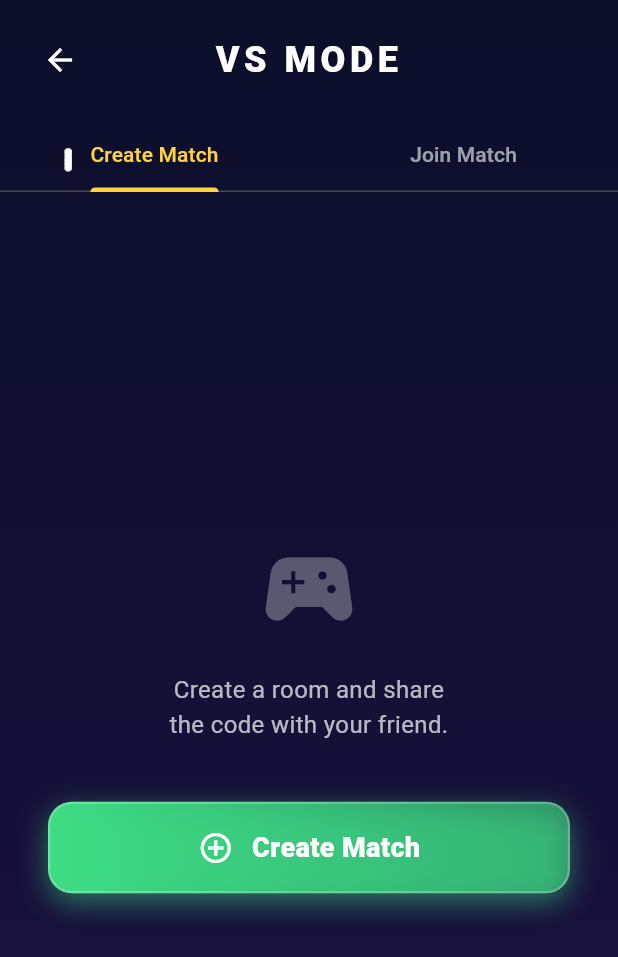
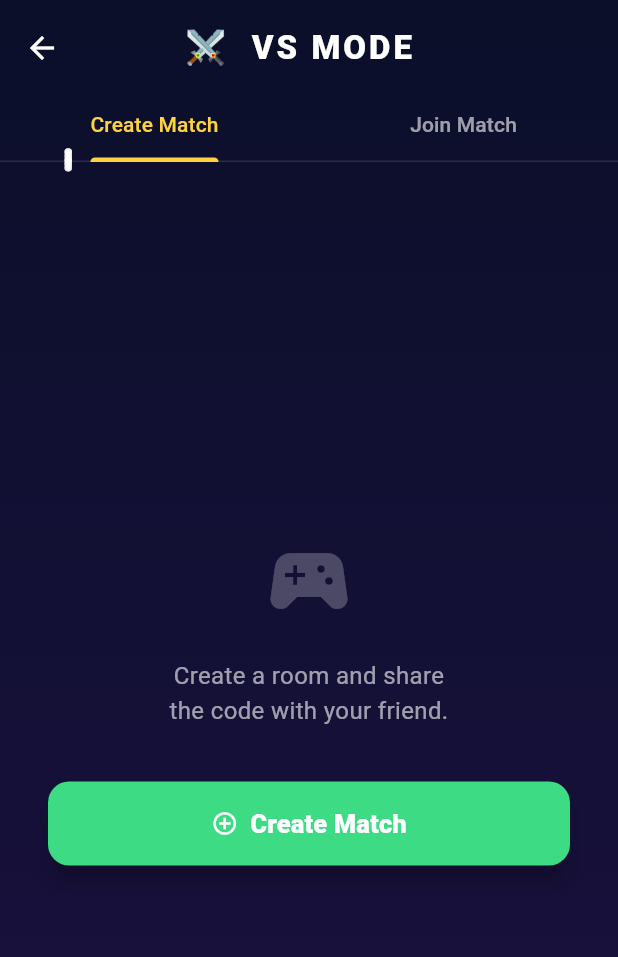
Before and after one commit to kamijan44012-ux/Cloud-web-, a Flutter app: the PvpLobbyScreen screen opened directly, on a phone screen of 412 x 824 dp. Shown: the top 957 px of the screen. Run offline on Flutter 3.47's test engine with Material 3 defaults, Android fonts, the phone set to English and light mode, and no system bars; our stand-ins replace cloud_firestore, firebase_analytics, firebase_auth, firebase_core, firebase_remote_config, google_mobile_ads and 2 more; missing offline and left inert: flame, flame_audio; accounts and stored records are empty; network calls fail.

Commit message:
Add two-player online PvP mode (VS MODE)
* Fix PvP loading issues and add Firestore rules for pvp_rooms

Root cause: pvp_rooms collection was not covered by Firestore security rules,
causing silent PERMISSION_DENIED failures that left the UI spinning forever.

Changes:
- firestore.rules: New file with complete rules (saves + leaderboard + pvp_rooms).
  Apply via Firebase console Rules tab or `firebase deploy --only firestore:rules`.
- firebase.json: Added for CLI deployment support.
- scripts/deploy_firestore_rules.sh: One-command rules deployment helper.
- FIREBASE_SETUP.md: Updated with clear Option A/B deployment instructions and
  a warning that VS MODE hangs without the pvp_rooms rule.
- pvp_service.dart: Rewrites for speed —
    * createRoom now uses WriteBatch (one Firestore round-trip instead of two).
    * joinRoom drops the slow runTransaction in favour of a simple get+update
      (safe for casual play; simultaneous joins on same code are extremely rare).
    * All ops have a 12s timeout so UI never spins indefinitely.
    * PERMISSION_DENIED surfaces as a readable error message instead of silence.
    * generateCode() exposed publicly so lobby can show code before write starts.
- pvp_lobby_screen.dart: UX overhaul —
    * Room code is shown instantly (before Firestore write) — zero perceived latency.
    * Separate "Saving room…" vs "Waiting for opponent…" status messages.
    * Full error messages with retry button (no more silent failures).
    * Cleaner layout with ElevatedButton.icon, scrollable content, copy hint.

https://claude.ai/code/session_01CMW6mnWpstHyuzh5ZyD7Ni

* fix(pvp): add missing flame/sprite.dart import to fix build failure

The Sprite class is not re-exported from package:flame/components.dart
and requires its own import. Without it the app fails to compile.
Also remove isMounted guard (unnecessary) and switch to generic catch
to avoid FirebaseException import dependency.

https://claude.ai/code/session_01CMW6mnWpstHyuzh5ZyD7Ni

---------

Co-authored-by: Claude <noreply@anthropic.com>

```diff
--- a/lib/game/components/pvp_opponent_ship.dart
+++ b/lib/game/components/pvp_opponent_ship.dart
@@ -1,6 +1,7 @@
 import 'dart:math';
 
 import 'package:flame/components.dart';
+import 'package:flame/sprite.dart';
 import 'package:flutter/material.dart';
 
 import '../../models/ship_data.dart';
--- a/lib/game/components/pvp_player_ship.dart
+++ b/lib/game/components/pvp_player_ship.dart
@@ -1,6 +1,7 @@
 import 'dart:math';
 
 import 'package:flame/components.dart';
+import 'package:flame/sprite.dart';
 import 'package:flutter/material.dart';
 
 import '../../models/ship_data.dart';
--- a/lib/game/pvp_game.dart
+++ b/lib/game/pvp_game.dart
@@ -275,7 +275,7 @@ class PvpGame extends FlameGame with DragCallbacks, HasCollisionDetection {
     }
 
     for (final Bullet b in toRemove) {
-      if (b.isMounted) b.removeFromParent();
+      b.removeFromParent();
     }
   }
 
--- a/lib/ui/screens/pvp_lobby_screen.dart
+++ b/lib/ui/screens/pvp_lobby_screen.dart
@@ -9,13 +9,9 @@ import '../../models/pvp_match.dart';
 import '../../services/cloud_save_service.dart';
 import '../../services/pvp_service.dart';
 import '../../systems/player_controller.dart';
-import '../widgets/menu_button.dart';
 import '../widgets/space_background.dart';
 import 'pvp_game_screen.dart';
 
-/// Lobby for 1v1 PvP. Two tabs:
-///  • Create Match — generates a 6-digit room code to share with a friend.
-///  • Join Match  — enter the host's code to enter their room.
 class PvpLobbyScreen extends StatefulWidget {
   const PvpLobbyScreen({super.key});
 
@@ -29,12 +25,13 @@ class _PvpLobbyScreenState extends State<PvpLobbyScreen>
 
   // Create-tab state
   String? _roomCode;
-  bool _creating = false;
+  _CreateState _createState = _CreateState.idle;
+  String? _createError;
   StreamSubscription<PvpRoom?>? _waitSub;
 
   // Join-tab state
   final TextEditingController _codeCtrl = TextEditingController();
-  bool _joining = false;
+  _JoinState _joinState = _JoinState.idle;
   String? _joinError;
 
   @override
@@ -45,43 +42,65 @@ class _PvpLobbyScreenState extends State<PvpLobbyScreen>
 
   @override
   void dispose() {
+    _waitSub?.cancel();
     _tabs.dispose();
-    _waitSub?.cancel();
     _codeCtrl.dispose();
     super.dispose();
   }
 
+  // ---------------------------------------------------------------------------
+  // Identity helpers
+  // ---------------------------------------------------------------------------
   String _myUid() {
     final String? uid = CloudSaveService.instance.uid;
-    return uid ?? 'local_${DateTime.now().millisecondsSinceEpoch}';
+    return uid ?? 'anon_${DateTime.now().millisecondsSinceEpoch}';
   }
 
   String _myName() {
     final String uid = _myUid();
-    final String suffix =
-        uid.length >= 6 ? uid.substring(uid.length - 6).toUpperCase() : uid.toUpperCase();
+    final String suffix = uid.length >= 6
+        ? uid.substring(uid.length - 6).toUpperCase()
+        : uid.toUpperCase();
     return 'Pilot_$suffix';
   }
 
+  // ---------------------------------------------------------------------------
+  // Create Match
+  // ---------------------------------------------------------------------------
   Future<void> _createRoom(PlayerController player) async {
-    if (_creating) return;
+    if (_createState != _CreateState.idle) return;
+
+    // 1. Generate code instantly and display it — user sees it before any network call.
+    final String code = PvpService.instance.generateCode();
     setState(() {
-      _creating = true;
-      _roomCode = null;
+      _roomCode = code;
+      _createState = _CreateState.writing;
+      _createError = null;
     });
 
-    final String code = await PvpService.instance.createRoom(
+    // 2. Write to Firestore in background.
+    try {
+      await PvpService.instance.createRoom(
+        code: code,
         uid: _myUid(),
         name: _myName(),
         shipId: player.data.selectedShipId,
       );
+    } catch (e) {
+      if (!mounted) return;
+      setState(() {
+        _createState = _CreateState.idle;
+        _roomCode = null;
+        _createError = _friendlyError(e.toString());
+      });
+      return;
+    }
 
     if (!mounted) return;
-    setState(() {
-      _roomCode = code;
-      _creating = false;
-    });
+    setState(() => _createState = _CreateState.waiting);
 
+    // 3. Listen for opponent to join.
+    _waitSub?.cancel();
     _waitSub =
         PvpService.instance.listenToRoom(code).listen((PvpRoom? room) {
       if (room == null || !mounted) return;
@@ -99,6 +118,13 @@ class _PvpLobbyScreenState extends State<PvpLobbyScreen>
           ),
         );
       }
+    }, onError: (dynamic e) {
+      if (!mounted) return;
+      setState(() {
+        _createState = _CreateState.idle;
+        _roomCode = null;
+        _createError = _friendlyError(e.toString());
+      });
     });
   }
 
@@ -109,18 +135,24 @@ class _PvpLobbyScreenState extends State<PvpLobbyScreen>
     }
     setState(() {
       _roomCode = null;
-      _creating = false;
+      _createState = _CreateState.idle;
+      _createError = null;
     });
   }
 
+  // ---------------------------------------------------------------------------
+  // Join Match
+  // ---------------------------------------------------------------------------
   Future<void> _joinRoom(PlayerController player) async {
+    if (_joinState != _JoinState.idle) return;
     final String code = _codeCtrl.text.trim();
-    if (code.length != 6) {
-      setState(() => _joinError = 'Enter a valid 6-digit code');
+    if (code.length != 6 || int.tryParse(code) == null) {
+      setState(() => _joinError = 'Enter a valid 6-digit code.');
       return;
     }
+
     setState(() {
-      _joining = true;
+      _joinState = _JoinState.joining;
       _joinError = null;
     });
 
@@ -132,15 +164,16 @@ class _PvpLobbyScreenState extends State<PvpLobbyScreen>
     );
 
     if (!mounted) return;
+
     if (error != null) {
       setState(() {
-        _joining = false;
+        _joinState = _JoinState.idle;
         _joinError = error;
       });
       return;
     }
 
-    // Fetch host info once before navigating
+    // Fetch room to get host details, then navigate.
     PvpService.instance.listenToRoom(code).first.then((PvpRoom? room) {
       if (!mounted) return;
       Navigator.pushReplacement(
@@ -157,6 +190,22 @@ class _PvpLobbyScreenState extends State<PvpLobbyScreen>
     });
   }
 
+  String _friendlyError(String raw) {
+    if (raw.contains('permission-denied') || raw.contains('PERMISSION_DENIED')) {
+      return 'Firebase rules error.\nGo to Firebase console → Firestore → Rules\nand paste the rules from firestore.rules file.';
+    }
+    if (raw.contains('TimeoutException') || raw.contains('timeout')) {
+      return 'Connection timed out. Check your internet.';
+    }
+    if (raw.contains('unavailable') || raw.contains('network')) {
+      return 'No internet connection. Try again.';
+    }
+    return 'Error: $raw';
+  }
+
+  // ---------------------------------------------------------------------------
+  // Build
+  // ---------------------------------------------------------------------------
   @override
   Widget build(BuildContext context) {
     final PlayerController player = context.watch<PlayerController>();
@@ -171,6 +220,7 @@ class _PvpLobbyScreenState extends State<PvpLobbyScreen>
                 indicatorColor: Palette.hudYellow,
                 labelColor: Palette.hudYellow,
                 unselectedLabelColor: Colors.white60,
+                dividerColor: Colors.white12,
                 tabs: const <Widget>[
                   Tab(text: 'Create Match'),
                   Tab(text: 'Join Match'),
@@ -193,7 +243,7 @@ class _PvpLobbyScreenState extends State<PvpLobbyScreen>
   }
 
   Widget _header() => Padding(
-        padding: const EdgeInsets.all(16),
+        padding: const EdgeInsets.fromLTRB(4, 8, 16, 4),
         child: Row(
           children: <Widget>[
             IconButton(
@@ -205,13 +255,14 @@ class _PvpLobbyScreenState extends State<PvpLobbyScreen>
             ),
             const Expanded(
               child: Text(
-                'VS MODE',
+                '⚔️  VS MODE',
                 textAlign: TextAlign.center,
                 style: TextStyle(
-                    fontSize: 24,
+                  fontSize: 22,
                   fontWeight: FontWeight.w900,
                   color: Colors.white,
-                    letterSpacing: 3),
+                  letterSpacing: 2,
+                ),
               ),
             ),
             const SizedBox(width: 48),
@@ -223,128 +274,144 @@ class _PvpLobbyScreenState extends State<PvpLobbyScreen>
   // Create tab
   // ---------------------------------------------------------------------------
   Widget _createTab(PlayerController player) {
-    if (_creating) {
-      return const Center(
-          child: CircularProgressIndicator(color: Palette.hudYellow));
+    // Error state
+    if (_createError != null) {
+      return _centeredPad(Column(
+        mainAxisSize: MainAxisSize.min,
+        children: <Widget>[
+          const Icon(Icons.error_outline, size: 56, color: Colors.redAccent),
+          const SizedBox(height: 16),
+          Text(
+            _createError!,
+            textAlign: TextAlign.center,
+            style: const TextStyle(color: Colors.white70, fontSize: 14),
+          ),
+          const SizedBox(height: 28),
+          _btn(
+            label: 'Try Again',
+            icon: Icons.refresh,
+            color: Palette.hudYellow,
+            onTap: () => setState(() => _createError = null),
+          ),
+        ],
+      ));
     }
 
+    // Code displayed (writing or waiting)
     if (_roomCode != null) {
-      return Center(
-        child: Padding(
-          padding: const EdgeInsets.all(32),
-          child: Column(
+      return _centeredPad(Column(
         mainAxisSize: MainAxisSize.min,
         children: <Widget>[
           const Text(
-                'Share this code with your opponent:',
+            'Share this code with your friend:',
             textAlign: TextAlign.center,
-                style: TextStyle(color: Colors.white70, fontSize: 16),
+            style: TextStyle(color: Colors.white60, fontSize: 15),
           ),
-              const SizedBox(height: 24),
+          const SizedBox(height: 20),
+          // Room code card — tapping copies it
           GestureDetector(
             onTap: () {
               Clipboard.setData(ClipboardData(text: _roomCode!));
               ScaffoldMessenger.of(context).showSnackBar(
-                    const SnackBar(content: Text('Code copied!')),
+                const SnackBar(
+                  content: Text('Code copied to clipboard!'),
+                  duration: Duration(seconds: 2),
+                ),
               );
             },
             child: Container(
-                  padding: const EdgeInsets.symmetric(
-                      horizontal: 36, vertical: 20),
+              padding: const EdgeInsets.symmetric(horizontal: 28, vertical: 18),
               decoration: BoxDecoration(
-                    color: Palette.spaceBottom.withOpacity(0.85),
-                    borderRadius: BorderRadius.circular(16),
-                    border: Border.all(color: Palette.hudYellow, width: 2),
+                color: Palette.spaceBottom.withOpacity(0.9),
+                borderRadius: BorderRadius.circular(18),
+                border: Border.all(color: Palette.hudYellow, width: 2.5),
                 boxShadow: <BoxShadow>[
                   BoxShadow(
                     color: Palette.hudYellow.withOpacity(0.35),
-                          blurRadius: 24),
+                    blurRadius: 28,
+                    spreadRadius: 2,
+                  ),
                 ],
               ),
-                  child: Text(
+              child: Row(
+                mainAxisSize: MainAxisSize.min,
+                children: <Widget>[
+                  Text(
                     _roomCode!,
                     style: const TextStyle(
-                      fontSize: 44,
+                      fontSize: 42,
                       fontWeight: FontWeight.w900,
                       color: Palette.hudYellow,
                       letterSpacing: 10,
                     ),
                   ),
-                ),
-              ),
-              const SizedBox(height: 12),
-              const Text(
-                'Tap to copy',
-                style: TextStyle(color: Colors.white38, fontSize: 13),
-              ),
-              const SizedBox(height: 32),
-              Row(
-                mainAxisAlignment: MainAxisAlignment.center,
-                children: const <Widget>[
-                  SizedBox(
-                    width: 18,
-                    height: 18,
-                    child: CircularProgressIndicator(
-                        strokeWidth: 2, color: Palette.hudGreen),
-                  ),
-                  SizedBox(width: 12),
-                  Text('Waiting for opponent…',
-                      style: TextStyle(color: Colors.white70, fontSize: 15)),
-                ],
-              ),
-              const SizedBox(height: 32),
-              TextButton(
-                onPressed: _cancelCreate,
-                child: const Text('Cancel',
-                    style: TextStyle(color: Colors.redAccent)),
-              ),
+                  const SizedBox(width: 12),
+                  const Icon(Icons.copy, color: Palette.hudYellow, size: 22),
                 ],
               ),
             ),
-      );
+          ),
+          const SizedBox(height: 14),
+          // Status row
+          if (_createState == _CreateState.writing)
+            _statusRow(
+              Colors.orange,
+              const CircularProgressIndicator(
+                  strokeWidth: 2, color: Colors.orange),
+              'Saving room…',
+            )
+          else
+            _statusRow(
+              Palette.hudGreen,
+              const CircularProgressIndicator(
+                  strokeWidth: 2, color: Palette.hudGreen),
+              'Waiting for opponent…',
+            ),
+          const SizedBox(height: 28),
+          TextButton.icon(
+            onPressed: _cancelCreate,
+            icon: const Icon(Icons.close, color: Colors.redAccent),
+            label: const Text('Cancel',
+                style: TextStyle(color: Colors.redAccent, fontSize: 15)),
+          ),
+        ],
+      ));
     }
 
-    return Center(
-      child: Padding(
-        padding: const EdgeInsets.all(32),
-        child: Column(
+    // Idle — show Create button
+    return _centeredPad(Column(
       mainAxisSize: MainAxisSize.min,
       children: <Widget>[
-            const Icon(Icons.sports_esports, size: 72, color: Colors.white30),
+        const Icon(Icons.sports_esports, size: 64, color: Colors.white24),
         const SizedBox(height: 20),
         const Text(
           'Create a room and share\nthe code with your friend.',
           textAlign: TextAlign.center,
-              style: TextStyle(color: Colors.white70, fontSize: 16),
+          style: TextStyle(color: Colors.white60, fontSize: 16),
         ),
-            const SizedBox(height: 40),
-            MenuButton(
+        const SizedBox(height: 36),
+        _btn(
           label: 'Create Match',
           icon: Icons.add_circle_outline,
           color: Palette.hudGreen,
           onTap: () => _createRoom(player),
         ),
       ],
-        ),
-      ),
-    );
+    ));
   }
 
   // ---------------------------------------------------------------------------
   // Join tab
   // ---------------------------------------------------------------------------
-  Widget _joinTab(PlayerController player) => Center(
-        child: Padding(
-          padding: const EdgeInsets.all(32),
-          child: Column(
+  Widget _joinTab(PlayerController player) => _centeredPad(Column(
         mainAxisSize: MainAxisSize.min,
         children: <Widget>[
-              const Icon(Icons.link, size: 72, color: Colors.white30),
+          const Icon(Icons.link, size: 64, color: Colors.white24),
           const SizedBox(height: 20),
           const Text(
             'Enter your friend\'s room code',
             textAlign: TextAlign.center,
-                style: TextStyle(color: Colors.white70, fontSize: 16),
+            style: TextStyle(color: Colors.white60, fontSize: 16),
           ),
           const SizedBox(height: 24),
           TextField(
@@ -353,7 +420,7 @@ class _PvpLobbyScreenState extends State<PvpLobbyScreen>
             maxLength: 6,
             textAlign: TextAlign.center,
             style: const TextStyle(
-                  fontSize: 32,
+              fontSize: 34,
               fontWeight: FontWeight.w900,
               color: Colors.white,
               letterSpacing: 10,
@@ -362,40 +429,95 @@ class _PvpLobbyScreenState extends State<PvpLobbyScreen>
               counterText: '',
               hintText: '------',
               hintStyle: TextStyle(
-                      color: Colors.white.withOpacity(0.25),
+                color: Colors.white.withOpacity(0.2),
                 letterSpacing: 10,
-                      fontSize: 32),
+                fontSize: 34,
+              ),
               filled: true,
               fillColor: Palette.spaceBottom.withOpacity(0.6),
               border: OutlineInputBorder(
-                    borderRadius: BorderRadius.circular(12),
+                borderRadius: BorderRadius.circular(14),
                 borderSide: const BorderSide(color: Colors.white24),
               ),
               enabledBorder: OutlineInputBorder(
-                    borderRadius: BorderRadius.circular(12),
+                borderRadius: BorderRadius.circular(14),
                 borderSide: const BorderSide(color: Colors.white24),
               ),
               focusedBorder: OutlineInputBorder(
-                    borderRadius: BorderRadius.circular(12),
+                borderRadius: BorderRadius.circular(14),
                 borderSide:
                     const BorderSide(color: Palette.hudYellow, width: 2),
               ),
               errorText: _joinError,
+              errorMaxLines: 4,
             ),
             onChanged: (_) => setState(() => _joinError = null),
           ),
-              const SizedBox(height: 24),
-              if (_joining)
-                const CircularProgressIndicator(color: Palette.hudYellow)
+          const SizedBox(height: 20),
+          if (_joinState == _JoinState.joining)
+            Column(
+              children: const <Widget>[
+                CircularProgressIndicator(color: Palette.hudYellow),
+                SizedBox(height: 12),
+                Text('Joining…',
+                    style: TextStyle(color: Colors.white60, fontSize: 14)),
+              ],
+            )
           else
-                MenuButton(
+            _btn(
               label: 'Join Match',
               icon: Icons.play_arrow,
               color: Palette.hudBlue,
               onTap: () => _joinRoom(player),
             ),
         ],
+      ));
+
+  // ---------------------------------------------------------------------------
+  // Helpers
+  // ---------------------------------------------------------------------------
+  Widget _centeredPad(Widget child) => Center(
+        child: SingleChildScrollView(
+          padding: const EdgeInsets.all(32),
+          child: child,
         ),
+      );
+
+  Widget _statusRow(Color color, Widget indicator, String label) => Row(
+        mainAxisAlignment: MainAxisAlignment.center,
+        children: <Widget>[
+          SizedBox(width: 18, height: 18, child: indicator),
+          const SizedBox(width: 10),
+          Text(label, style: TextStyle(color: color, fontSize: 15)),
+        ],
+      );
+
+  Widget _btn({
+    required String label,
+    required IconData icon,
+    required Color color,
+    required VoidCallback onTap,
+  }) =>
+      SizedBox(
+        width: double.infinity,
+        child: ElevatedButton.icon(
+          style: ElevatedButton.styleFrom(
+            backgroundColor: color,
+            foregroundColor: Colors.white,
+            padding: const EdgeInsets.symmetric(vertical: 16),
+            shape:
+                RoundedRectangleBorder(borderRadius: BorderRadius.circular(14)),
+            elevation: 6,
+          ),
+          icon: Icon(icon),
+          label: Text(label,
+              style:
+                  const TextStyle(fontSize: 17, fontWeight: FontWeight.w800)),
+          onPressed: onTap,
         ),
       );
 }
+
+enum _CreateState { idle, writing, waiting }
+
+enum _JoinState { idle, joining }
```
Also changed, not shown: lib/services/pvp_service.dart (+70 -49 lines), firebase.json (added), 3 other files. Lines whose indentation alone changed are shown as unchanged.
